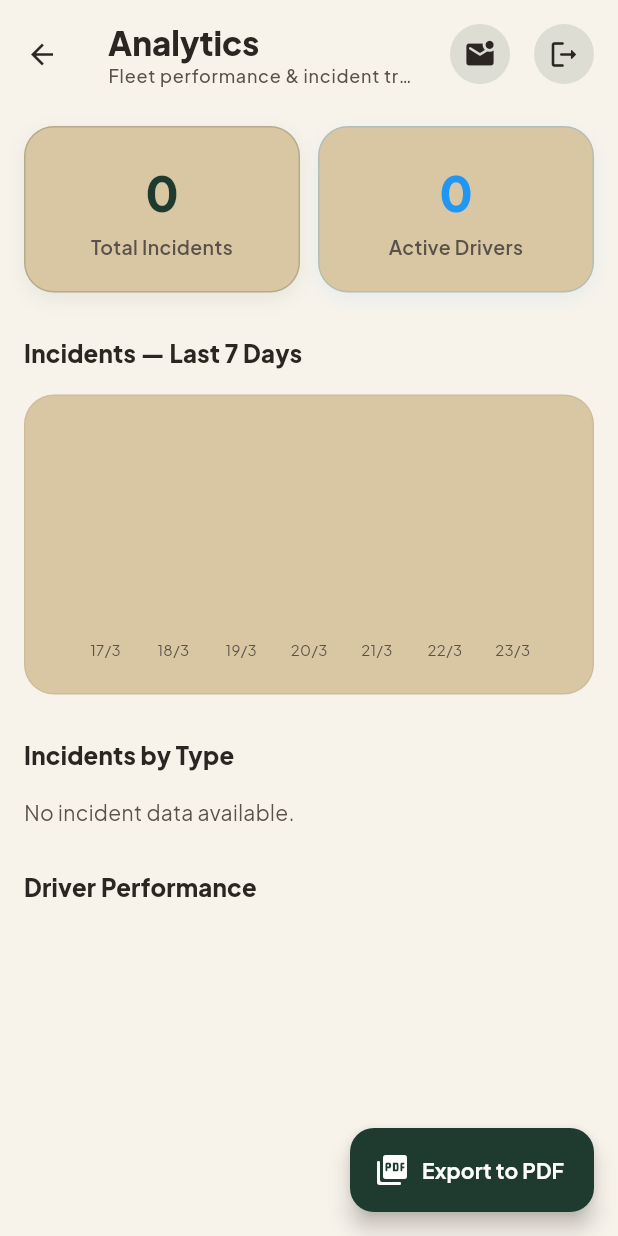
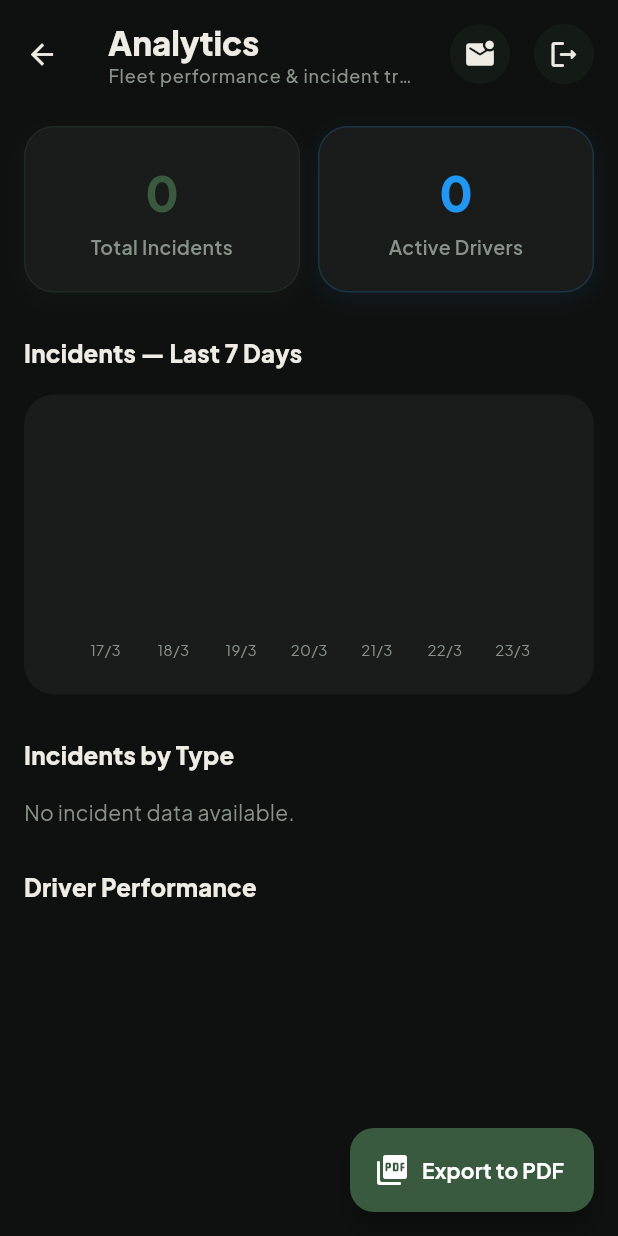
Before and after one commit to ismailofficiall/yala-safari-app, a Flutter app: the AdminAnalyticsScreen screen opened directly, on a phone screen of 412 x 824 dp. Run offline on Flutter 3.47's test engine with Material 3 defaults, Android fonts, the phone set to English and light mode, and no system bars; drawn by our look-alikes of fl_chart; our stand-ins replace firebase_core, firebase_database, flutter_map, geolocator, google_fonts, image_picker and 5 more; missing offline and left inert: flutter_map_cancellable_tile_provider; accounts and stored records are empty; project files that could hold a hidden picture were left out.

Commit message:
Overhaul to ultra-premium luxury dark safari scheme

```diff
--- a/lib/core/constants/app_theme.dart
+++ b/lib/core/constants/app_theme.dart
@@ -2,23 +2,23 @@ import 'package:flutter/material.dart';
 import 'package:google_fonts/google_fonts.dart';
 
 class AppTheme {
-  static const Color primaryGreen = Color(0xFF1F3A2E); // Deep Forest Green
-  static const Color primaryGreenLight = Color(0xFF6E7F4F); // Safari Olive
-  static const Color accentGold = Color(0xFFC78B3B); // Sunset Gold
-  static const Color lightGreen = Color(0xFFB85C38); // Terracotta
-  static const Color background = Color(0xFFF7F3EB); // Warm Ivory
-  static const Color surface = Color(0xFFD9C7A3); // Sand Beige
-  static const Color darkText = Color(0xFF2B2621); // Charcoal Brown
-  static const Color greyText = Color(0xFF5A524A); // Muted Charcoal
+  static const Color primaryGreen = Color(0xFF3A5A40); // Deep Lodge Green
+  static const Color primaryGreenLight = Color(0xFF588157); // Muted Sage
+  static const Color accentGold = Color(0xFFD0A560); // Brushed Brass
+  static const Color lightGreen = Color(0xFF8C5E45); // Teak Leather
+  static const Color background = Color(0xFF0F1110); // Matte Obsidian
+  static const Color surface = Color(0xFF191C1A); // Dim Charcoal Slate
+  static const Color darkText = Color(0xFFEFECE5); // Warm Bone White
+  static const Color greyText = Color(0xFF88918A); // Fog Grey
 
   static ThemeData get lightTheme {
-    final colorScheme = ColorScheme.light(
+    final colorScheme = ColorScheme.dark(
       primary: primaryGreen,
       onPrimary: Colors.white,
       primaryContainer: primaryGreenLight,
       onPrimaryContainer: Colors.white,
       secondary: accentGold,
-      onSecondary: Colors.white,
+      onSecondary: const Color(0xFF141210), // Deepest brown for text on gold
       tertiary: lightGreen,
       surface: surface,
       onSurface: darkText,
--- a/lib/features/admin/admin_theme.dart
+++ b/lib/features/admin/admin_theme.dart
@@ -2,23 +2,23 @@ import 'package:flutter/material.dart';
 import 'package:google_fonts/google_fonts.dart';
 
 class AdminTheme {
-  static const Color primaryGreen = Color(0xFF1F3A2E); // Deep Forest Green
-  static const Color primaryGreenLight = Color(0xFF6E7F4F); // Safari Olive
-  static const Color accentGold = Color(0xFFC78B3B); // Sunset Gold
-  static const Color lightGreen = Color(0xFFB85C38); // Terracotta
-  static const Color background = Color(0xFFF7F3EB); // Warm Ivory
-  static const Color surface = Color(0xFFD9C7A3); // Sand Beige
-  static const Color darkText = Color(0xFF2B2621); // Charcoal Brown
-  static const Color greyText = Color(0xFF5A524A); // Muted Charcoal
+  static const Color primaryGreen = Color(0xFF3A5A40); // Deep Lodge Green
+  static const Color primaryGreenLight = Color(0xFF588157); // Muted Sage
+  static const Color accentGold = Color(0xFFD0A560); // Brushed Brass
+  static const Color lightGreen = Color(0xFF8C5E45); // Teak Leather
+  static const Color background = Color(0xFF0F1110); // Matte Obsidian
+  static const Color surface = Color(0xFF191C1A); // Dim Charcoal Slate
+  static const Color darkText = Color(0xFFEFECE5); // Warm Bone White
+  static const Color greyText = Color(0xFF88918A); // Fog Grey
 
   static ThemeData get lightTheme {
-    final colorScheme = ColorScheme.light(
+    final colorScheme = ColorScheme.dark(
       primary: primaryGreen,
       onPrimary: Colors.white,
       primaryContainer: primaryGreenLight,
       onPrimaryContainer: Colors.white,
       secondary: accentGold,
-      onSecondary: Colors.white,
+      onSecondary: const Color(0xFF141210), // Deepest brown for text on gold
       tertiary: lightGreen,
       surface: surface,
       onSurface: darkText,
```
